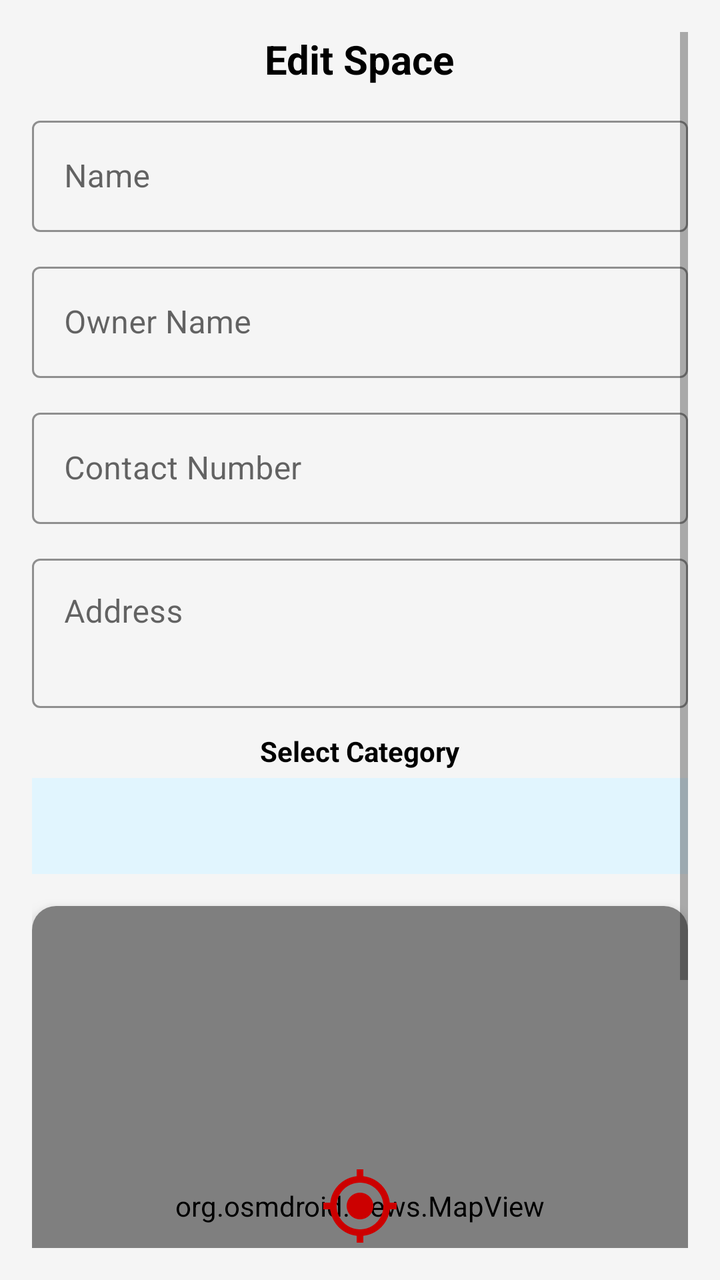
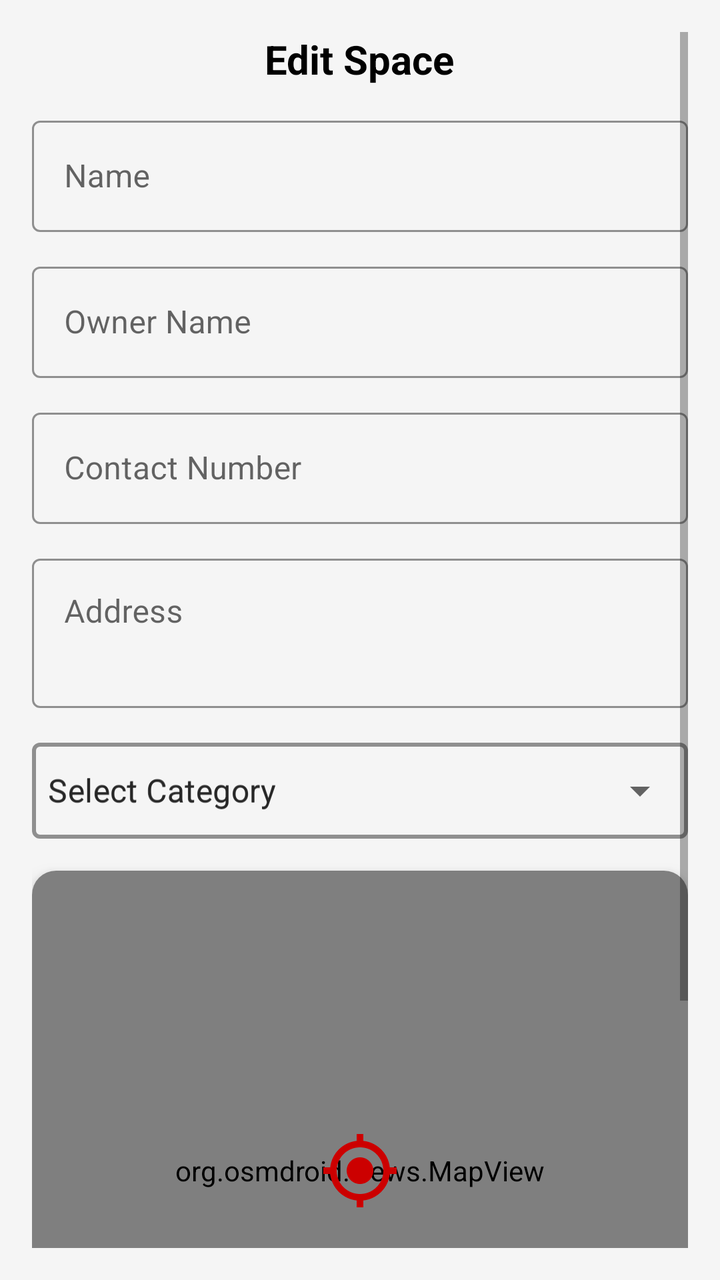

Screens rendered from an Android XML layout before and after an edit, with the pre-edit source and the edit as a unified diff.
<!-- AndroidManifest.xml: application theme Theme.FYSA -->
<!-- res/layout/fragment_edit_space.xml -->
<?xml version="1.0" encoding="utf-8"?>
<ScrollView xmlns:android="http://schemas.android.com/apk/res/android"
    xmlns:app="http://schemas.android.com/apk/res-auto"
    android:layout_width="match_parent"
    android:layout_height="match_parent"
    android:fillViewport="true"
    android:padding="16dp">

    <LinearLayout
        android:id="@+id/formContainer"
        android:layout_width="match_parent"
        android:layout_height="wrap_content"
        android:gravity="center_horizontal"
        android:orientation="vertical">

        
        <TextView
            android:id="@+id/txtCategory"
            android:layout_width="wrap_content"
            android:layout_height="wrap_content"
            android:layout_gravity="center_horizontal"
            android:layout_marginBottom="12dp"
            android:text="Edit Space"
            android:textColor="@color/textPrimary"
            android:textSize="20sp"
            android:textStyle="bold" />

        
        <com.google.android.material.textfield.TextInputLayout
            android:id="@+id/eNameLayout"
            style="@style/Widget.MaterialComponents.TextInputLayout.OutlinedBox"
            android:layout_width="match_parent"
            android:layout_height="wrap_content"
            android:hint="Name"
            app:boxBackgroundMode="outline"
            app:boxStrokeColor="@color/linkText"
            app:hintTextColor="@color/textSecondary">

            <com.google.android.material.textfield.TextInputEditText
                android:id="@+id/inputName"
                android:layout_width="match_parent"
                android:layout_height="wrap_content"
                android:textColor="@color/textPrimary"
                android:textColorHint="@color/textSecondary"/>
        </com.google.android.material.textfield.TextInputLayout>

        
        <com.google.android.material.textfield.TextInputLayout
            android:id="@+id/eOwnerNameLayout"
            style="@style/Widget.MaterialComponents.TextInputLayout.OutlinedBox"
            android:layout_width="match_parent"
            android:layout_height="wrap_content"
            android:layout_marginTop="12dp"
            android:hint="Owner Name"
            app:boxBackgroundMode="outline"
            app:boxStrokeColor="@color/linkText"
            app:hintTextColor="@color/textSecondary">

            <com.google.android.material.textfield.TextInputEditText
                android:id="@+id/inputOwnerName"
                android:layout_width="match_parent"
                android:layout_height="wrap_content"
                android:inputType="textPersonName"
                android:textColor="@color/textPrimary"
                android:textColorHint="@color/textSecondary"/>
        </com.google.android.material.textfield.TextInputLayout>

        
        <com.google.android.material.textfield.TextInputLayout
            android:id="@+id/eContactLayout"
            style="@style/Widget.MaterialComponents.TextInputLayout.OutlinedBox"
            android:layout_width="match_parent"
            android:layout_height="wrap_content"
            android:layout_marginTop="12dp"
            android:hint="Contact Number"
            app:boxBackgroundMode="outline"
            app:boxStrokeColor="@color/linkText"
            app:hintTextColor="@color/textSecondary">

            <com.google.android.material.textfield.TextInputEditText
                android:id="@+id/inputContact"
                android:layout_width="match_parent"
                android:layout_height="wrap_content"
                android:inputType="phone"
                android:textColor="@color/textPrimary"
                android:textColorHint="@color/textSecondary"/>
        </com.google.android.material.textfield.TextInputLayout>

        
        <com.google.android.material.textfield.TextInputLayout
            android:id="@+id/eAddressLayout"
            style="@style/Widget.MaterialComponents.TextInputLayout.OutlinedBox"
            android:layout_width="match_parent"
            android:layout_height="wrap_content"
            android:layout_marginTop="12dp"
            android:hint="Address"
            app:boxBackgroundMode="outline"
            app:boxStrokeColor="@color/linkText"
            app:hintTextColor="@color/textSecondary">

            <com.google.android.material.textfield.TextInputEditText
                android:id="@+id/inputAddress"
                android:layout_width="match_parent"
                android:layout_height="wrap_content"
                android:gravity="top|start"
                android:inputType="textMultiLine"
                android:minLines="2"
                android:textColor="@color/textPrimary"
                android:textColorHint="@color/textSecondary"/>
        </com.google.android.material.textfield.TextInputLayout>

        
        <TextView
            android:layout_width="wrap_content"
            android:layout_height="wrap_content"
            android:layout_marginTop="12dp"
            android:text="Select Category"
            android:textColor="@color/textPrimary"
            android:textStyle="bold" />

        <Spinner
            android:id="@+id/spinnerCategory"
            android:layout_width="match_parent"
            android:layout_height="wrap_content"
            android:background="@color/light_blue_50"
            android:layout_marginTop="4dp"
            android:minHeight="48dp"
            android:spinnerMode="dropdown" />

        
        <androidx.cardview.widget.CardView
            android:layout_width="match_parent"
            android:layout_height="300dp"
            android:layout_marginTop="16dp"
            app:cardCornerRadius="12dp"
            app:cardElevation="6dp">

            <RelativeLayout
                android:layout_width="match_parent"
                android:layout_height="match_parent">

                <org.osmdroid.views.MapView
                    android:id="@+id/mapView"
                    android:layout_width="match_parent"
                    android:layout_height="match_parent" />

                <ImageView
                    android:id="@+id/crosshair"
                    android:layout_width="40dp"
                    android:layout_height="40dp"
                    android:layout_centerInParent="true"
                    android:src="@drawable/ic_crosshair"
                    app:tint="@android:color/holo_red_dark" />

                <com.google.android.material.floatingactionbutton.FloatingActionButton
                    android:id="@+id/btnMyLocation"
                    android:layout_width="wrap_content"
                    android:layout_height="wrap_content"
                    android:layout_alignParentEnd="true"
                    android:layout_alignParentBottom="true"
                    android:layout_margin="16dp"
                    android:contentDescription="My Location"
                    android:src="@drawable/ic_my_location"
                    app:backgroundTint="@color/linkText" />
            </RelativeLayout>
        </androidx.cardview.widget.CardView>

        
        <com.google.android.material.button.MaterialButton
            android:id="@+id/btnSubmit"
            style="@style/Widget.MaterialComponents.Button"
            android:layout_width="match_parent"
            android:layout_height="wrap_content"
            android:layout_marginTop="20dp"
            android:text="Save Changes"
            app:cornerRadius="8dp" />

    </LinearLayout>
</ScrollView>
<!-- resources referenced by this layout -->
<resources>
  <color name="light_blue_50">#E1F5FE</color>
  <color name="linkText">#2196F3</color>
  <color name="textPrimary">#000000</color>
  <color name="textSecondary">#555555</color>
  <!-- drawable ic_crosshair (drawable) -->
  <?xml version="1.0" encoding="utf-8"?>
  <vector xmlns:android="http://schemas.android.com/apk/res/android"
      android:width="24dp"
      android:height="24dp"
      android:viewportWidth="24"
      android:viewportHeight="24">
  
      <path
          android:pathData="M0 0h24v24H0z" />
      <path
          android:fillColor="#000000"
          android:pathData="M12 8c-2.21 0-4 1.79-4 4s1.79 4 4 4 4-1.79 4-4-1.79-4-4-4zm8.94 3c-0.46-4.17-3.77-7.48-7.94-7.94V1h-2v2.06C6.83 3.52 3.52 6.83 3.06 11H1v2h2.06c0.46 4.17 3.77 7.48 7.94 7.94V23h2v-2.06c4.17-0.46 7.48-3.77 7.94-7.94H23v-2h-2.06zM12 19c-3.87 0-7-3.13-7-7s3.13-7 7-7 7 3.13 7 7-3.13 7-7 7z" />
  </vector>
  <!-- drawable ic_my_location (drawable) -->
  <?xml version="1.0" encoding="utf-8"?>
  <vector xmlns:android="http://schemas.android.com/apk/res/android"
      android:width="24dp"
      android:height="24dp"
      android:viewportWidth="24"
      android:viewportHeight="24">
  
      <path
          android:pathData="M0 0h24v24H0z" />
      <path
          android:fillColor="#000000"
          android:pathData="M12 2C8.13 2 5 5.13 5 9c0 5.25 7 13 7 13s7-7.75 7-13c0-3.87-3.13-7-7-7zm0 9.5c-1.38 0-2.5-1.12-2.5-2.5s1.12-2.5 2.5-2.5 2.5 1.12 2.5 2.5-1.12 2.5-2.5 2.5z" />
  </vector>
  <style name="Theme.FYSA" parent="Theme.MaterialComponents.DayNight.NoActionBar">
          <item name="colorPrimary">@color/btnPrimary</item>
          <item name="colorPrimaryVariant">@color/btnPrimary</item>
          <item name="colorOnPrimary">@color/btnTextPrimary</item>
  
          <item name="colorSecondary">@color/btnSecondary</item>
          <item name="colorSecondaryVariant">@color/btnSecondary</item>
          <item name="colorOnSecondary">@color/btnTextSecondary</item>
  
          <item name="android:colorBackground">@color/bgColor</item>
          <item name="colorSurface">@color/bgColor</item>
          <item name="colorOnSurface">@color/textPrimary</item>
  
          <item name="android:statusBarColor" tools:targetApi="l">?attr/colorPrimary</item>
          <item name="android:windowLightStatusBar">true</item>
  
          <item name="materialButtonStyle">@style/Widget.MaterialComponents.Button</item>
          <item name="materialButtonOutlinedStyle">@style/Widget.MaterialComponents.Button.OutlinedButton</item>
      </style>
  <color name="btnPrimary">#3F51B5</color>
  <color name="btnTextPrimary">#FFFFFF</color>
  <color name="btnSecondary">#FF9800</color>
  <color name="btnTextSecondary">#FFFFFF</color>
  <color name="bgColor">#F5F5F5</color>
</resources>

<!-- the commit's change to res/layout/fragment_edit_space.xml (unified diff, before → after) -->
@@ -1,6 +1,7 @@
 <?xml version="1.0" encoding="utf-8"?>
 <ScrollView xmlns:android="http://schemas.android.com/apk/res/android"
     xmlns:app="http://schemas.android.com/apk/res-auto"
+    xmlns:tools="http://schemas.android.com/tools"
     android:layout_width="match_parent"
     android:layout_height="match_parent"
     android:fillViewport="true"
@@ -110,22 +111,35 @@
         </com.google.android.material.textfield.TextInputLayout>
 
         
-        <TextView
-            android:layout_width="wrap_content"
-            android:layout_height="wrap_content"
-            android:layout_marginTop="12dp"
-            android:text="Select Category"
-            android:textColor="@color/textPrimary"
-            android:textStyle="bold" />
-
-        <Spinner
-            android:id="@+id/spinnerCategory"
+        <com.google.android.material.textfield.TextInputLayout
+            android:id="@+id/eCategoryLayout"
+            style="@style/Widget.MaterialComponents.TextInputLayout.OutlinedBox.ExposedDropdownMenu"
             android:layout_width="match_parent"
             android:layout_height="wrap_content"
-            android:background="@color/light_blue_50"
-            android:layout_marginTop="4dp"
-            android:minHeight="48dp"
-            android:spinnerMode="dropdown" />
+            android:dropDownWidth="match_parent"
+            android:dropDownHeight="wrap_content"
+            android:layout_marginTop="12dp"
+            android:hint="Select Category"
+            app:boxStrokeColor="@color/linkText"
+            app:boxStrokeWidth="2dp"
+            app:boxBackgroundMode="outline"
+            app:hintTextColor="@color/textSecondary">
+
+            <com.google.android.material.textfield.MaterialAutoCompleteTextView
+                android:id="@+id/spinnerCategory"
+                android:layout_width="match_parent"
+                android:layout_height="wrap_content"
+                android:ellipsize="end"
+                android:hint="@string/spinner_category"
+                android:inputType="none"
+                android:minHeight="48dp"
+                android:padding="8dp"
+                android:scrollbars="vertical"
+                android:singleLine="true"
+                android:textColor="@color/textPrimary"
+                android:textSize="16sp"
+                tools:ignore="SpeakableTextPresentCheck" />
+        </com.google.android.material.textfield.TextInputLayout>
 
         
         <androidx.cardview.widget.CardView
<!-- resource entries referenced after the edit -->
@@ -1,6 +1,5 @@
 <!-- resources referenced by this layout -->
 <resources>
-  <color name="light_blue_50">#E1F5FE</color>
   <color name="linkText">#2196F3</color>
   <color name="textPrimary">#000000</color>
   <color name="textSecondary">#555555</color>
@@ -32,6 +31,7 @@
           android:fillColor="#000000"
           android:pathData="M12 2C8.13 2 5 5.13 5 9c0 5.25 7 13 7 13s7-7.75 7-13c0-3.87-3.13-7-7-7zm0 9.5c-1.38 0-2.5-1.12-2.5-2.5s1.12-2.5 2.5-2.5 2.5 1.12 2.5 2.5-1.12 2.5-2.5 2.5z" />
   </vector>
+  <string name="spinner_category">Select Category</string>
   <style name="Theme.FYSA" parent="Theme.MaterialComponents.DayNight.NoActionBar">
           <item name="colorPrimary">@color/btnPrimary</item>
           <item name="colorPrimaryVariant">@color/btnPrimary</item>
